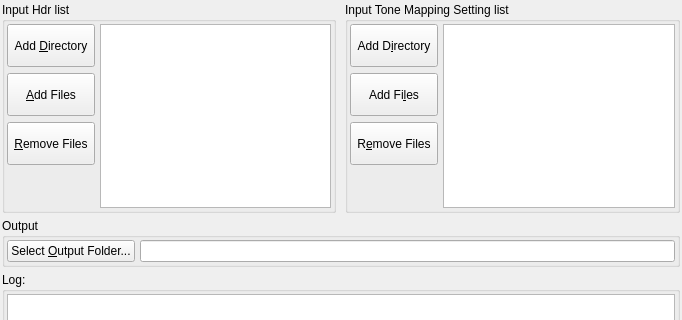
This is forms/BatchTMDialog.ui in LuminanceHDR/LuminanceHDR as Qt 5 draws it before an edit; both pictures show x 0 to 682 and y 0 to 320 of the 682 by 496 pixel window. The edited form follows.
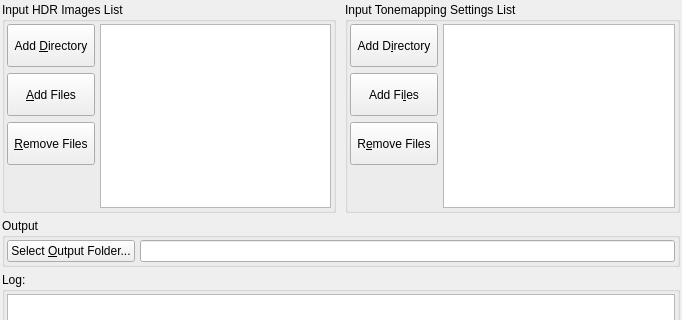
This is the edited form. Icons and pictures are not drawn.

```diff
--- a/forms/BatchTMDialog.ui
+++ b/forms/BatchTMDialog.ui
@@ -34,7 +34,7 @@
      <item>
       <widget class="QGroupBox" name="groupBox_3" >
        <property name="title" >
-        <string>Input Hdr list</string>
+        <string>Input HDR Images List</string>
        </property>
        <layout class="QHBoxLayout" >
         <property name="spacing" >
@@ -154,7 +154,7 @@
      <item>
       <widget class="QGroupBox" name="groupBox_5" >
        <property name="title" >
-        <string>Input Tone Mapping Setting list</string>
+        <string>Input Tonemapping Settings List</string>
        </property>
        <layout class="QHBoxLayout" >
         <property name="spacing" >
```
Left out of the diff: 2 changed lines with no effect on the pictures.
